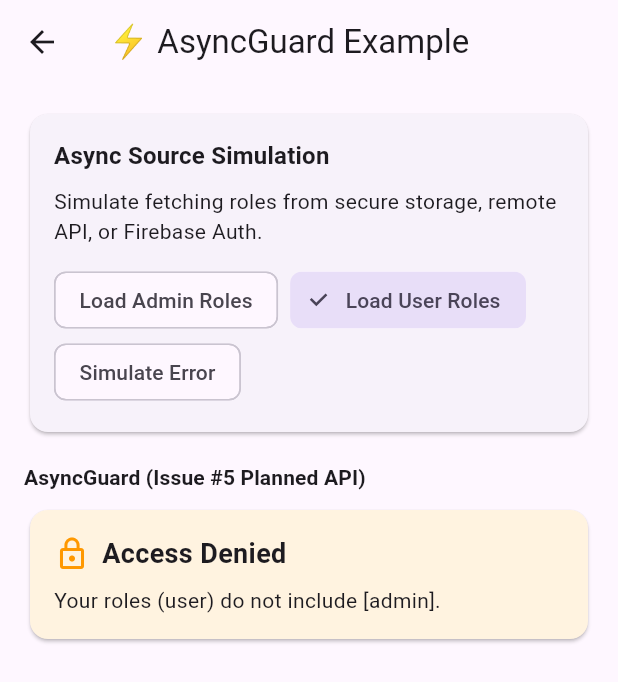
After one commit to Tanvirul-swe/ui_guard, a Flutter app: the AsyncGuardPage screen opened directly, after a tap on "Load User Roles", on a phone screen of 412 x 824 dp. The commit adds this screen. Shown: the top 682 px of the screen. Run offline on Flutter 3.47's test engine with Material 3 defaults, Android fonts, the phone set to English and light mode, and no system bars.

Commit message:
feat: add AsyncGuard for asynchronous role loading (#5)

````diff
--- /dev/null
+++ b/example/lib/pages/async_guard_page.dart
@@ -0,0 +1,202 @@
+import 'dart:async';
+
+import 'package:flutter/material.dart';
+import 'package:ui_guard/ui_guard.dart';
+
+class AsyncGuardPage extends StatefulWidget {
+  const AsyncGuardPage({super.key});
+
+  @override
+  State<AsyncGuardPage> createState() => _AsyncGuardPageState();
+}
+
+class _AsyncGuardPageState extends State<AsyncGuardPage> {
+  late Future<List<String>> _roleFuture;
+  String _selectedScenario = 'admin';
+
+  @override
+  void initState() {
+    super.initState();
+    _loadScenario(_selectedScenario);
+  }
+
+  void _loadScenario(String scenario) {
+    setState(() {
+      _selectedScenario = scenario;
+      _roleFuture = _fetchRoles(scenario);
+    });
+  }
+
+  Future<List<String>> _fetchRoles(String scenario) async {
+    await Future.delayed(const Duration(milliseconds: 1200));
+    switch (scenario) {
+      case 'admin':
+        return ['admin', 'manager'];
+      case 'user':
+        return ['user'];
+      case 'error':
+        throw Exception('Simulated network timeout');
+      default:
+        return [];
+    }
+  }
+
+  @override
+  Widget build(BuildContext context) {
+    return Scaffold(
+      appBar: AppBar(title: const Text('⚡ AsyncGuard Example')),
+      body: SingleChildScrollView(
+        padding: const EdgeInsets.all(16),
+        child: Column(
+          crossAxisAlignment: CrossAxisAlignment.stretch,
+          children: [
+            Card(
+              child: Padding(
+                padding: const EdgeInsets.all(16),
+                child: Column(
+                  crossAxisAlignment: CrossAxisAlignment.start,
+                  children: [
+                    Text(
+                      'Async Source Simulation',
+                      style: Theme.of(context).textTheme.titleMedium?.copyWith(
+                            fontWeight: FontWeight.bold,
+                          ),
+                    ),
+                    const SizedBox(height: 8),
+                    const Text(
+                      'Simulate fetching roles from secure storage, remote API, or Firebase Auth.',
+                    ),
+                    const SizedBox(height: 12),
+                    Wrap(
+                      spacing: 8,
+                      children: [
+                        ChoiceChip(
+                          label: const Text('Load Admin Roles'),
+                          selected: _selectedScenario == 'admin',
+                          onSelected: (_) => _loadScenario('admin'),
+                        ),
+                        ChoiceChip(
+                          label: const Text('Load User Roles'),
+                          selected: _selectedScenario == 'user',
+                          onSelected: (_) => _loadScenario('user'),
+                        ),
+                        ChoiceChip(
+                          label: const Text('Simulate Error'),
+                          selected: _selectedScenario == 'error',
+                          onSelected: (_) => _loadScenario('error'),
+                        ),
+                      ],
+                    ),
+                  ],
+                ),
+              ),
+            ),
+            const SizedBox(height: 16),
+            Text(
+              'AsyncGuard (Issue #5 Planned API)',
+              style: Theme.of(context).textTheme.titleSmall?.copyWith(
+                    fontWeight: FontWeight.bold,
+                  ),
+            ),
+            const SizedBox(height: 8),
+            AsyncGuard(
+              roleFuture: _roleFuture,
+              loadingBuilder: (_) => const Card(
+                child: Padding(
+                  padding: EdgeInsets.all(24),
+                  child: Column(
+                    children: [
+                      CircularProgressIndicator.adaptive(),
+                      SizedBox(height: 12),
+                      Text('Fetching user roles from remote API...'),
+                    ],
+                  ),
+                ),
+              ),
+              errorBuilder: (context, error, _) => Card(
+                color: Colors.red.shade50,
+                child: Padding(
+                  padding: const EdgeInsets.all(16),
+                  child: Row(
+                    children: [
+                      const Icon(Icons.error_outline, color: Colors.red),
+                      const SizedBox(width: 12),
+                      Expanded(
+                        child: Text(
+                          'Error loading roles: $error',
+                          style: const TextStyle(color: Colors.red),
+                        ),
+                      ),
+                      IconButton(
+                        icon: const Icon(Icons.refresh),
+                        onPressed: () => _loadScenario(_selectedScenario),
+                      ),
+                    ],
+                  ),
+                ),
+              ),
+              builder: (context, roles) => AccessGuard(
+                guard: Guard()..setUserRoles(roles),
+                requiredRoles: const ['admin'],
+                builder: (_) => Card(
+                  color: Colors.green.shade50,
+                  child: Padding(
+                    padding: const EdgeInsets.all(16),
+                    child: Column(
+                      crossAxisAlignment: CrossAxisAlignment.start,
+                      children: [
+                        const Row(
+                          children: [
+                            Icon(Icons.admin_panel_settings, color: Colors.green),
+                            SizedBox(width: 8),
+                            Text(
+                              'Admin Dashboard',
+                              style: TextStyle(
+                                fontSize: 18,
+                                fontWeight: FontWeight.bold,
+                              ),
+                            ),
+                          ],
+                        ),
+                        const SizedBox(height: 8),
+                        Text('Resolved roles: ${roles.join(', ')}'),
+                      ],
+                    ),
+                  ),
+                ),
+                fallbackBuilder: (_) => Card(
+                  color: Colors.orange.shade50,
+                  child: Padding(
+                    padding: const EdgeInsets.all(16),
+                    child: Column(
+                      crossAxisAlignment: CrossAxisAlignment.start,
+                      children: [
+                        const Row(
+                          children: [
+                            Icon(Icons.lock_outline, color: Colors.orange),
+                            SizedBox(width: 8),
+                            Text(
+                              'Access Denied',
+                              style: TextStyle(
+                                fontSize: 18,
+                                fontWeight: FontWeight.bold,
+                              ),
+                            ),
+                          ],
+                        ),
+                        const SizedBox(height: 8),
+                        Text(
+                          'Your roles (${roles.join(', ')}) do not include [admin].',
+                        ),
+                      ],
+                    ),
+                  ),
+                ),
+              ),
+            ),
+          ],
+        ),
+      ),
+    );
+  }
+}
--- /dev/null
+++ b/lib/src/widgets/async_guard.dart
@@ -0,0 +1,199 @@
+import 'package:flutter/material.dart';
+
+import '../core/guard.dart';
+import 'access_guard.dart';
+
+/// Signature for a builder that receives loaded user roles.
+typedef AsyncRoleBuilder = Widget Function(
+  BuildContext context,
+  List<String> roles,
+);
+
+/// A widget that asynchronously loads user roles (e.g. from secure storage,
+/// remote API, or auth services) and renders child guards once resolved.
+///
+/// ### Example (Issue #5 Planned API):
+/// ```dart
+/// AsyncGuard(
+///   roleFuture: loadUserRolesFromServer(),
+///   builder: (context, roles) => AccessGuard(
+///     guard: Guard()..setUserRoles(roles),
+///     requiredRoles: ['admin'],
+///     builder: (_) => const Text("Admin Dashboard"),
+///   ),
+/// );
+/// ```
+///
+/// Or using the convenience constructor [AsyncGuard.guard]:
+/// ```dart
+/// AsyncGuard.guard(
+///   roleFuture: loadUserRolesFromServer(),
+///   requiredRoles: ['admin'],
+///   builder: (_) => const Text("Admin Dashboard"),
+///   fallbackBuilder: (_) => const Text("Access Denied"),
+/// );
+/// ```
+class AsyncGuard extends StatefulWidget {
+  /// The future that delivers user roles.
+  final Future<List<String>>? roleFuture;
+
+  /// A function that returns a future for user roles.
+  ///
+  /// Preferred when instantiating directly in `build` methods to prevent
+  /// re-triggering the future on parent rebuilds.
+  final Future<List<String>> Function()? roleLoader;
+
+  /// Builder invoked once roles are successfully resolved.
+  final AsyncRoleBuilder builder;
+
+  /// Optional widget builder shown while waiting for roles to load.
+  final WidgetBuilder? loadingBuilder;
+
+  /// Optional widget shown while waiting for roles to load.
+  final Widget? loading;
+
+  /// Optional builder shown if [roleFuture] / [roleLoader] throws an error.
+  final Widget Function(
+    BuildContext context,
+    Object error,
+    StackTrace? stackTrace,
+  )? errorBuilder;
+
+  /// Optional widget shown if [roleFuture] / [roleLoader] throws an error.
+  final Widget? error;
+
+  /// Optional callback invoked when loading fails with an error.
+  final void Function(Object error, StackTrace? stackTrace)? onError;
+
+  /// Optional callback invoked when roles are successfully loaded.
+  final void Function(List<String> roles)? onLoaded;
+
+  /// Initial roles used before the future completes.
+  final List<String>? initialRoles;
+
+  const AsyncGuard({
+    super.key,
+    this.roleFuture,
+    this.roleLoader,
+    required this.builder,
+    this.loadingBuilder,
+    this.loading,
+    this.errorBuilder,
+    this.error,
+    this.onError,
+    this.onLoaded,
+    this.initialRoles,
+  }) : assert(
+          roleFuture != null || roleLoader != null,
+          'Either roleFuture or roleLoader must be provided to AsyncGuard.',
+        );
+
+  /// Convenience constructor that automatically gates content using [AccessGuard].
+  AsyncGuard.guard({
+    super.key,
+    this.roleFuture,
+    this.roleLoader,
+    required List<String> requiredRoles,
+    required WidgetBuilder builder,
+    WidgetBuilder? fallbackBuilder,
+    this.loadingBuilder,
+    this.loading,
+    this.errorBuilder,
+    this.error,
+    this.onError,
+    this.onLoaded,
+    this.initialRoles,
+  })  : builder = ((context, roles) => AccessGuard(
+              guard: Guard()..setUserRoles(roles),
+              requiredRoles: requiredRoles,
+              builder: builder,
+              fallbackBuilder: fallbackBuilder,
+            )),
+        assert(
+          roleFuture != null || roleLoader != null,
+          'Either roleFuture or roleLoader must be provided to AsyncGuard.',
+        );
+
+  @override
+  State<AsyncGuard> createState() => _AsyncGuardState();
+}
+
+class _AsyncGuardState extends State<AsyncGuard> {
+  late Future<List<String>> _future;
+  bool _hasNotifiedSuccess = false;
+
+  @override
+  void initState() {
+    super.initState();
+    _initFuture();
+  }
+
+  void _initFuture() {
+    _hasNotifiedSuccess = false;
+    if (widget.roleLoader != null) {
+      _future = widget.roleLoader!();
+    } else {
+      _future = widget.roleFuture!;
+    }
+  }
+
+  @override
+  void didUpdateWidget(AsyncGuard oldWidget) {
+    super.didUpdateWidget(oldWidget);
+    if ((widget.roleFuture != null && widget.roleFuture != oldWidget.roleFuture) ||
+        (widget.roleLoader != null && widget.roleLoader != oldWidget.roleLoader)) {
+      setState(() {
+        _initFuture();
+      });
+    }
+  }
+
+  @override
+  Widget build(BuildContext context) {
+    return FutureBuilder<List<String>>(
+      future: _future,
+      initialData: widget.initialRoles,
+      builder: (context, snapshot) {
+        if (snapshot.hasError) {
+          final error = snapshot.error!;
+          final stackTrace = snapshot.stackTrace;
+          widget.onError?.call(error, stackTrace);
+
+          if (widget.errorBuilder != null) {
+            return widget.errorBuilder!(context, error, stackTrace);
+          }
+          if (widget.error != null) {
+            return widget.error!;
+          }
+          return const SizedBox.shrink();
+        }
+
+        if (snapshot.connectionState == ConnectionState.waiting &&
+            !snapshot.hasData) {
+          if (widget.loadingBuilder != null) {
+            return widget.loadingBuilder!(context);
+          }
+          if (widget.loading != null) {
+            return widget.loading!;
+          }
+          return const Center(child: CircularProgressIndicator.adaptive());
+        }
+
+        final roles = snapshot.data ?? const <String>[];
+        if (snapshot.connectionState == ConnectionState.done &&
+            !_hasNotifiedSuccess) {
+          _hasNotifiedSuccess = true;
+          if (widget.onLoaded != null) {
+            WidgetsBinding.instance.addPostFrameCallback((_) {
+              if (mounted) {
+                widget.onLoaded!(roles);
+              }
+            });
+          }
+        }
+
+        return widget.builder(context, roles);
+      },
+    );
+  }
+}
--- a/lib/ui_guard.dart
+++ b/lib/ui_guard.dart
@@ -16,3 +16,4 @@ export 'src/widgets/time_access_guard.dart';
 export 'src/widgets/shedule_guard.dart';
 export 'src/core/device_type.dart';
 export 'src/widgets/device_type_guard.dart';
+export 'src/widgets/async_guard.dart';
--- a/pubspec.yaml
+++ b/pubspec.yaml
@@ -3,7 +3,7 @@ description: Easily manage role, permission, and condition-based access control
 repository: https://github.com/Tanvirul-swe/ui_guard
 issue_tracker: https://github.com/Tanvirul-swe/ui_guard/issues
 
-version: 1.1.1
+version: 1.2.0
 homepage: https://tanvirdev.com
 
 topics: [
````
Also changed, not shown: example/lib/pages/home_page.dart (+15 -0 lines), lib/src/core/guard_utils.dart (+51 -0 lines), example/pubspec.lock, 3 other files.
